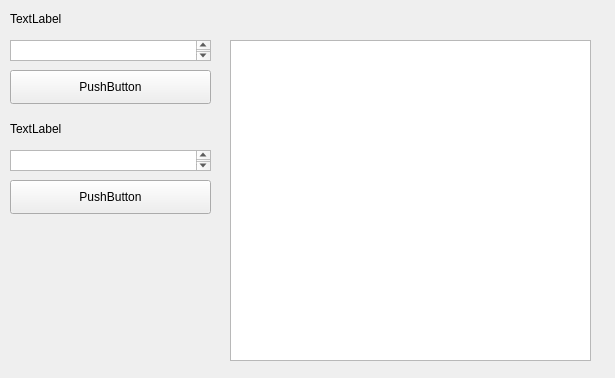
First picture: the form in measerement_for.ui, repository think-a-little/peer_to_peer_connection, before the edit.
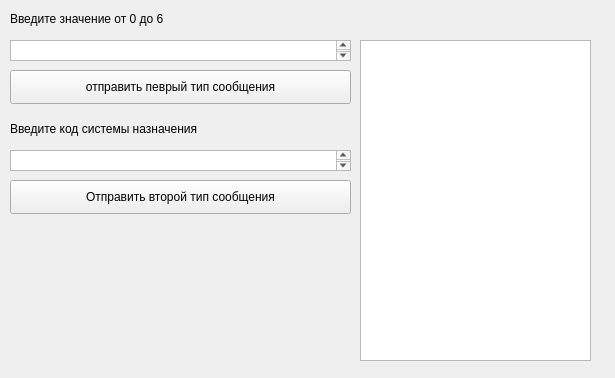
Second picture: the form after the edit.

```diff
--- a/measerement_for.ui
+++ b/measerement_for.ui
@@ -13,30 +13,63 @@
   <property name="windowTitle">
    <string>Form</string>
   </property>
-  <widget class="QPushButton" name="pushButton">
-   <property name="geometry">
-    <rect>
-     <x>10</x>
-     <y>70</y>
-     <width>201</width>
-     <height>34</height>
-    </rect>
-   </property>
-   <property name="text">
-    <string>PushButton</string>
-   </property>
-  </widget>
   <widget class="QPushButton" name="pushButton_2">
    <property name="geometry">
     <rect>
      <x>10</x>
      <y>180</y>
-     <width>201</width>
+     <width>341</width>
      <height>34</height>
     </rect>
    </property>
    <property name="text">
-    <string>PushButton</string>
+    <string>Отправить второй тип сообщения</string>
+   </property>
+  </widget>
+  <widget class="QLabel" name="label">
+   <property name="geometry">
+    <rect>
+     <x>10</x>
+     <y>10</y>
+     <width>381</width>
+     <height>18</height>
+    </rect>
+   </property>
+   <property name="text">
+    <string>Введите значение от 0 до 6</string>
+   </property>
+  </widget>
+  <widget class="QTextEdit" name="textEdit_3">
+   <property name="geometry">
+    <rect>
+     <x>360</x>
+     <y>40</y>
+     <width>231</width>
+     <height>321</height>
+    </rect>
+   </property>
+  </widget>
+  <widget class="QTextEdit" name="textEdit">
+   <property name="geometry">
+    <rect>
+     <x>10</x>
+     <y>40</y>
+     <width>341</width>
+     <height>21</height>
+    </rect>
+   </property>
+  </widget>
+  <widget class="QPushButton" name="pushButton">
+   <property name="geometry">
+    <rect>
+     <x>10</x>
+     <y>70</y>
+     <width>341</width>
+     <height>34</height>
+    </rect>
+   </property>
+   <property name="text">
+    <string>отправить певрый тип сообщения</string>
    </property>
   </widget>
   <widget class="QLabel" name="label_2">
@@ -44,22 +77,12 @@
     <rect>
      <x>10</x>
      <y>120</y>
-     <width>58</width>
+     <width>331</width>
      <height>18</height>
     </rect>
    </property>
    <property name="text">
-    <string>TextLabel</string>
-   </property>
-  </widget>
-  <widget class="QTextEdit" name="textEdit">
-   <property name="geometry">
-    <rect>
-     <x>10</x>
-     <y>40</y>
-     <width>201</width>
-     <height>21</height>
-    </rect>
+    <string>Введите код системы назначения</string>
    </property>
   </widget>
   <widget class="QTextEdit" name="textEdit_2">
@@ -67,34 +90,11 @@
     <rect>
      <x>10</x>
      <y>150</y>
-     <width>201</width>
+     <width>341</width>
      <height>21</height>
     </rect>
    </property>
   </widget>
-  <widget class="QTextEdit" name="textEdit_3">
-   <property name="geometry">
-    <rect>
-     <x>230</x>
-     <y>40</y>
-     <width>361</width>
-     <height>321</height>
-    </rect>
-   </property>
-  </widget>
-  <widget class="QLabel" name="label">
-   <property name="geometry">
-    <rect>
-     <x>10</x>
-     <y>10</y>
-     <width>58</width>
-     <height>18</height>
-    </rect>
-   </property>
-   <property name="text">
-    <string>TextLabel</string>
-   </property>
-  </widget>
  </widget>
  <resources/>
  <connections/>
```
